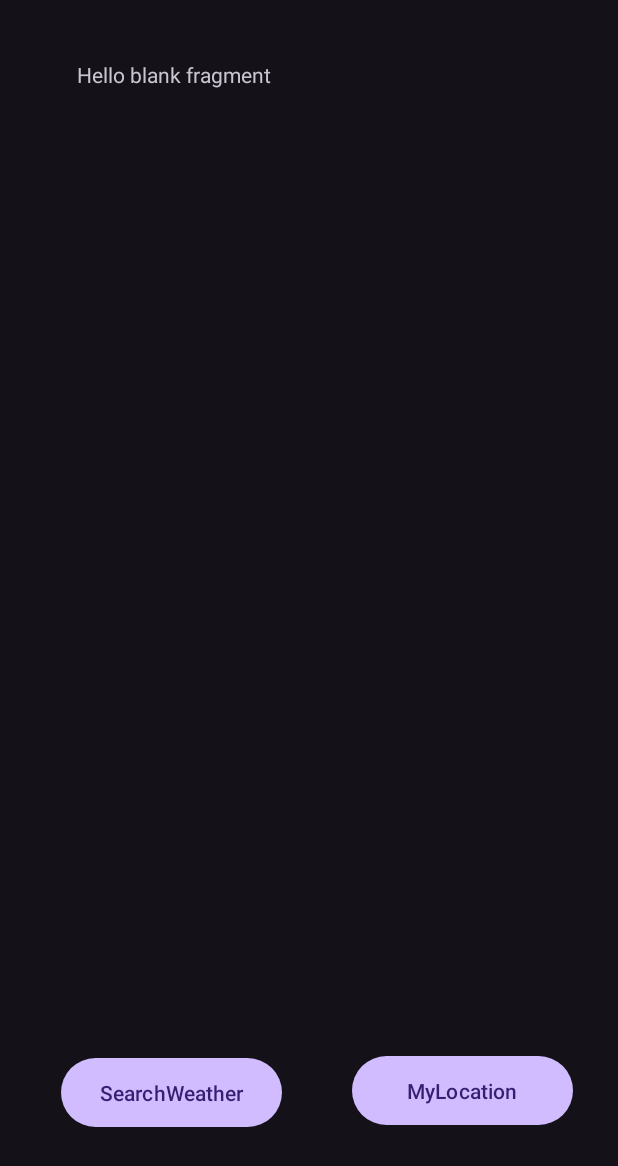
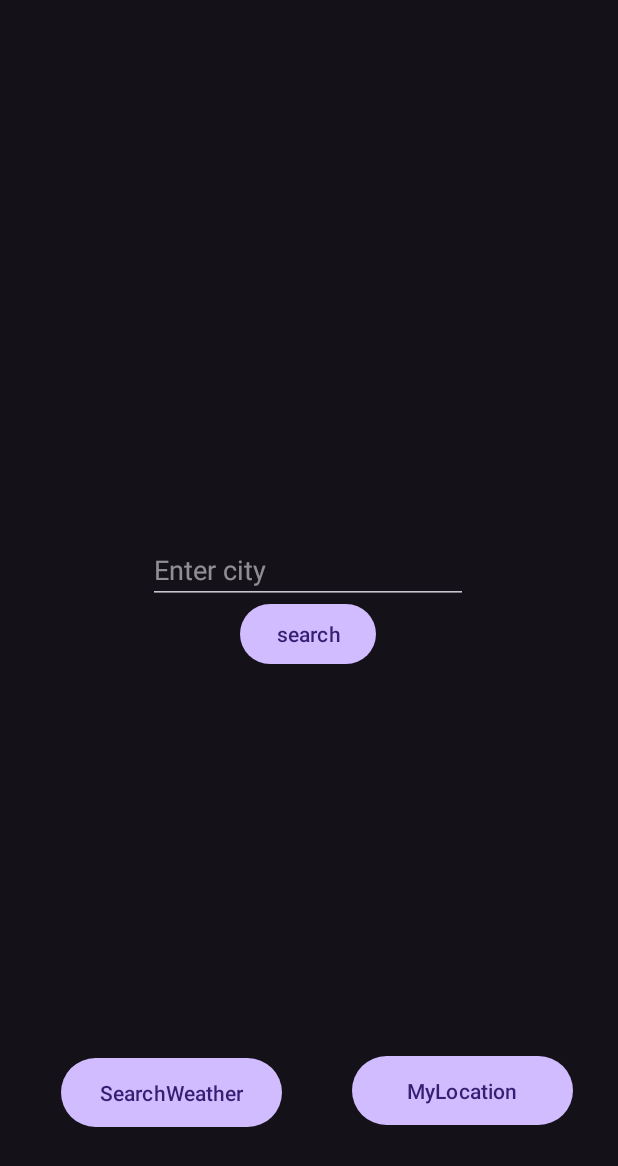
Before and after one commit to MohammedMohammed2/Mobilt_java23_Mohammed_Mohammed_API_intergration_v4, an Android app: the BlankFragment2 screen opened through its navigation route, on a phone screen of 412 x 824 dp. Shown: the top 1166 px of the screen. Run offline under Robolectric (Android 15) with nearby library versions, the phone set to English and light mode, and no system bars; our stand-ins replace Volley; network calls fail; pictures from the network do not load.

Commit message:
almost done

```diff
--- a/app/src/main/java/com/gritacademy/apiandroidapp/BlankFragment2.kt
+++ b/app/src/main/java/com/gritacademy/apiandroidapp/BlankFragment2.kt
@@ -1,59 +1,68 @@
 package com.gritacademy.apiandroidapp
 
 import android.os.Bundle
+import android.util.Log
 import androidx.fragment.app.Fragment
 import android.view.LayoutInflater
 import android.view.View
 import android.view.ViewGroup
+import android.widget.Button
+import android.widget.ImageView
+import android.widget.TextView
+import com.android.volley.Request
+import com.android.volley.RequestQueue
+import com.android.volley.toolbox.StringRequest
+import com.android.volley.toolbox.Volley
+import com.bumptech.glide.Glide
+import org.json.JSONObject
 
-// TODO: Rename parameter arguments, choose names that match
-// the fragment initialization parameters, e.g. ARG_ITEM_NUMBER
-private const val ARG_PARAM1 = "param1"
-private const val ARG_PARAM2 = "param2"
 
-/**
- * A simple [Fragment] subclass.
- * Use the [BlankFragment2.newInstance] factory method to
- * create an instance of this fragment.
- */
-class BlankFragment2 : Fragment() {
-    // TODO: Rename and change types of parameters
-    private var param1: String? = null
-    private var param2: String? = null
+class BlankFragment2 : Fragment(R.layout.fragment_blank2) {
+    lateinit var tvDesc: TextView
+    lateinit var tvTemp: TextView
+    lateinit var tvFeelsLike: TextView
+    lateinit var tvHumidity: TextView
+    lateinit var input:TextView
+    lateinit var btnsearch:Button
+    override fun onViewCreated(view: View, savedInstanceState: Bundle?) {
+        super.onViewCreated(view, savedInstanceState)
 
-    override fun onCreate(savedInstanceState: Bundle?) {
-        super.onCreate(savedInstanceState)
-        arguments?.let {
-            param1 = it.getString(ARG_PARAM1)
-            param2 = it.getString(ARG_PARAM2)
+        tvDesc = view.findViewById(R.id.textView3)
+        tvTemp = view.findViewById(R.id.textView2)
+        input = view.findViewById(R.id.editTextText)
+        tvHumidity = view.findViewById(R.id.textView4)
+        btnsearch = view.findViewById(R.id.button2)
+        var weatherIcon: ImageView = view.findViewById(R.id.imageView)
+
+
+        btnsearch.setOnClickListener {
+            var rq: RequestQueue = Volley.newRequestQueue(context)
+            var url ="https://api.weatherapi.com/v1/current.json?key=0e61e15f7f7e44b797a93849241209&q=${input.text.trim()}&aqi=no"
+
+            var request: StringRequest = StringRequest(Request.Method.GET, url, { response ->
+
+                Log.i("momo", "success" + response)
+                val weatherArray: JSONObject = JSONObject(response).getJSONObject("current")
+                val temp: String = weatherArray.getString("temp_c")
+                Log.i("momo", "onCreate: " + temp + weatherArray)
+                val jsnObjMain: JSONObject = weatherArray.getJSONObject("condition")
+                val text: String = jsnObjMain.getString("text")
+                val icon: String = jsnObjMain.getString("icon")
+                val humidity: String = weatherArray.getString("humidity")
+                tvDesc.text = " weather: " + text
+                tvTemp.text = " temp: " + temp + "°c"
+                tvHumidity.text = " humidity: " + humidity + "%"
+                Glide.with(this).load("https:" + icon).into(weatherIcon)
+
+            }, {
+                Log.i("momo", "fail")
+
+            })
+            Log.i("momo", "class: ")
+
+            rq.add(request)
+            rq.cache.clear()
         }
     }
 
-    override fun onCreateView(
-        inflater: LayoutInflater, container: ViewGroup?,
-        savedInstanceState: Bundle?
-    ): View? {
-        // Inflate the layout for this fragment
-        return inflater.inflate(R.layout.fragment_blank2, container, false)
-    }
-
-    companion object {
-        /**
-         * Use this factory method to create a new instance of
-         * this fragment using the provided parameters.
-         *
-         * @param param1 Parameter 1.
-         * @param param2 Parameter 2.
-         * @return A new instance of fragment BlankFragment2.
-         */
-        // TODO: Rename and change types and number of parameters
-        @JvmStatic
-        fun newInstance(param1: String, param2: String) =
-            BlankFragment2().apply {
-                arguments = Bundle().apply {
-                    putString(ARG_PARAM1, param1)
-                    putString(ARG_PARAM2, param2)
-                }
-            }
-    }
 }
--- a/app/src/main/res/layout/activity_main3.xml
+++ /dev/null
@@ -1,10 +0,0 @@
-<?xml version="1.0" encoding="utf-8"?>
-<androidx.constraintlayout.widget.ConstraintLayout xmlns:android="http://schemas.android.com/apk/res/android"
-    xmlns:app="http://schemas.android.com/apk/res-auto"
-    xmlns:tools="http://schemas.android.com/tools"
-    android:id="@+id/main"
-    android:layout_width="match_parent"
-    android:layout_height="match_parent"
-    tools:context=".MainActivity3">
-
-</androidx.constraintlayout.widget.ConstraintLayout>
--- a/app/src/main/res/layout/fragment_blank2.xml
+++ b/app/src/main/res/layout/fragment_blank2.xml
@@ -1,14 +1,92 @@
 <?xml version="1.0" encoding="utf-8"?>
-<FrameLayout xmlns:android="http://schemas.android.com/apk/res/android"
+<androidx.constraintlayout.widget.ConstraintLayout xmlns:android="http://schemas.android.com/apk/res/android"
+    xmlns:app="http://schemas.android.com/apk/res-auto"
     xmlns:tools="http://schemas.android.com/tools"
     android:layout_width="match_parent"
     android:layout_height="match_parent"
     tools:context=".BlankFragment2">
 
     <!-- TODO: Update blank fragment layout -->
+
     <TextView
-        android:layout_width="match_parent"
-        android:layout_height="match_parent"
-        android:text="@string/hello_blank_fragment" />
+        android:id="@+id/textView5"
+        android:layout_width="0dp"
+        android:layout_height="0dp"
+        app:layout_constraintBottom_toBottomOf="parent"
+        app:layout_constraintEnd_toEndOf="parent"
+        app:layout_constraintHorizontal_bias="0.0"
+        app:layout_constraintStart_toStartOf="parent"
+        app:layout_constraintTop_toTopOf="parent"
+        app:layout_constraintVertical_bias="0.0" />
 
-</FrameLayout>
+    <TextView
+        android:id="@+id/textView3"
+        android:layout_width="177dp"
+        android:layout_height="23dp"
+        app:layout_constraintBottom_toBottomOf="parent"
+        app:layout_constraintEnd_toEndOf="parent"
+        app:layout_constraintHorizontal_bias="0.602"
+        app:layout_constraintStart_toStartOf="parent"
+        app:layout_constraintTop_toTopOf="parent"
+        app:layout_constraintVertical_bias="0.48" />
+
+    <TextView
+        android:id="@+id/textView4"
+        android:layout_width="129dp"
+        android:layout_height="23dp"
+        app:layout_constraintBottom_toBottomOf="parent"
+        app:layout_constraintEnd_toEndOf="parent"
+        app:layout_constraintHorizontal_bias="0.514"
+        app:layout_constraintStart_toStartOf="parent"
+        app:layout_constraintTop_toTopOf="@+id/textView5"
+        app:layout_constraintVertical_bias="0.605" />
+
+    <ImageView
+        android:id="@+id/imageView"
+        android:layout_width="wrap_content"
+        android:layout_height="wrap_content"
+        app:layout_constraintBottom_toTopOf="@+id/textView4"
+        app:layout_constraintEnd_toEndOf="parent"
+        app:layout_constraintHorizontal_bias="0.498"
+        app:layout_constraintStart_toStartOf="parent"
+        app:layout_constraintTop_toTopOf="@+id/textView5"
+        app:layout_constraintVertical_bias="0.572"
+        tools:src="@tools:sample/avatars" />
+
+    <EditText
+        android:id="@+id/editTextText"
+        android:layout_width="wrap_content"
+        android:layout_height="wrap_content"
+        android:ems="10"
+        android:hint="Enter city"
+        android:inputType="text"
+        app:layout_constraintBottom_toBottomOf="@+id/textView5"
+        app:layout_constraintEnd_toEndOf="parent"
+        app:layout_constraintHorizontal_bias="0.497"
+        app:layout_constraintStart_toStartOf="parent"
+        app:layout_constraintTop_toTopOf="parent"
+        app:layout_constraintVertical_bias="0.711" />
+
+    <Button
+        android:id="@+id/button2"
+        android:layout_width="wrap_content"
+        android:layout_height="wrap_content"
+        android:text="search"
+        app:layout_constraintBottom_toBottomOf="parent"
+        app:layout_constraintEnd_toEndOf="@+id/textView5"
+        app:layout_constraintStart_toStartOf="parent"
+        app:layout_constraintTop_toTopOf="parent"
+        app:layout_constraintVertical_bias="0.808" />
+
+    <TextView
+        android:id="@+id/textView2"
+        android:layout_width="145dp"
+        android:layout_height="22dp"
+        app:layout_constraintBottom_toBottomOf="parent"
+        app:layout_constraintEnd_toEndOf="@+id/textView5"
+        app:layout_constraintHorizontal_bias="0.545"
+        app:layout_constraintStart_toStartOf="parent"
+        app:layout_constraintTop_toTopOf="parent"
+        app:layout_constraintVertical_bias="0.55" />
+
+</androidx.constraintlayout.widget.ConstraintLayout>
```
